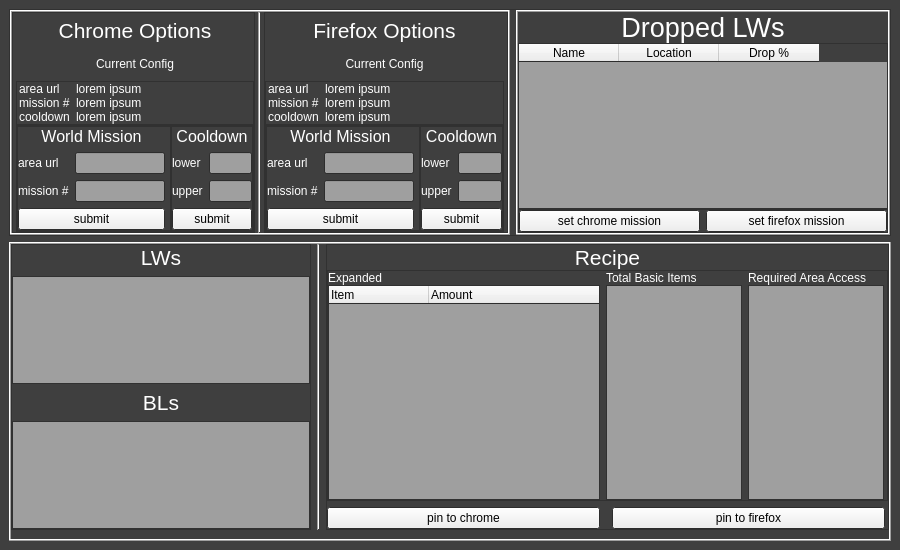
Qt form GUI/options.ui (rexosorous/ninjamanager-bot) before a commit.
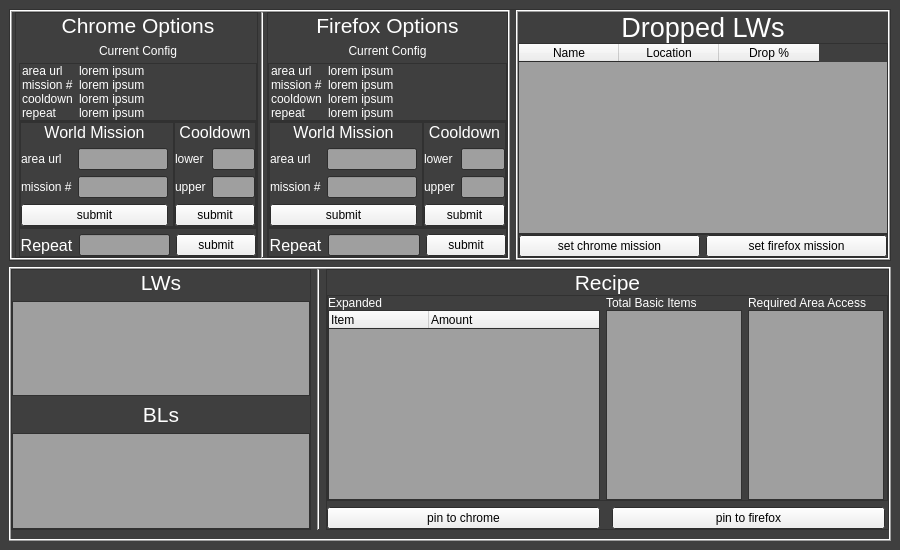
The same form after that commit. Icons and pictures are not drawn.

Commit message: added a repeat function

The edit to the form file:
```diff
--- a/GUI/options.ui
+++ b/GUI/options.ui
@@ -151,13 +151,13 @@
          <property name="minimumSize">
           <size>
            <width>500</width>
-           <height>225</height>
+           <height>250</height>
           </size>
          </property>
          <property name="maximumSize">
           <size>
            <width>250</width>
-           <height>225</height>
+           <height>250</height>
           </size>
          </property>
          <property name="frameShape">
@@ -171,7 +171,7 @@
            <number>3</number>
           </property>
           <property name="leftMargin">
-           <number>0</number>
+           <number>3</number>
           </property>
           <property name="topMargin">
            <number>0</number>
@@ -306,6 +306,20 @@
                   </property>
                  </widget>
                 </item>
+                <item row="6" column="0">
+                 <widget class="QLabel" name="label_11">
+                  <property name="text">
+                   <string>repeat</string>
+                  </property>
+                 </widget>
+                </item>
+                <item row="6" column="1">
+                 <widget class="QLabel" name="chrome_repeat_label">
+                  <property name="text">
+                   <string>lorem ipsum</string>
+                  </property>
+                 </widget>
+                </item>
                </layout>
               </widget>
              </item>
@@ -477,6 +491,55 @@
                </layout>
               </widget>
              </item>
+             <item>
+              <widget class="QFrame" name="frame_20">
+               <property name="frameShape">
+                <enum>QFrame::StyledPanel</enum>
+               </property>
+               <property name="frameShadow">
+                <enum>QFrame::Raised</enum>
+               </property>
+               <layout class="QHBoxLayout" name="horizontalLayout_8">
+                <property name="leftMargin">
+                 <number>0</number>
+                </property>
+                <property name="topMargin">
+                 <number>5</number>
+                </property>
+                <property name="rightMargin">
+                 <number>0</number>
+                </property>
+                <property name="bottomMargin">
+                 <number>0</number>
+                </property>
+                <item>
+                 <widget class="QLabel" name="label_34">
+                  <property name="font">
+                   <font>
+                    <pointsize>12</pointsize>
+                   </font>
+                  </property>
+                  <property name="text">
+                   <string>Repeat</string>
+                  </property>
+                  <property name="alignment">
+                   <set>Qt::AlignCenter</set>
+                  </property>
+                 </widget>
+                </item>
+                <item>
+                 <widget class="QLineEdit" name="chrome_repeat"/>
+                </item>
+                <item>
+                 <widget class="QPushButton" name="chrome_repeat_submit">
+                  <property name="text">
+                   <string>submit</string>
+                  </property>
+                 </widget>
+                </item>
+               </layout>
+              </widget>
+             </item>
             </layout>
            </widget>
           </item>
@@ -506,7 +569,7 @@
               <number>0</number>
              </property>
              <property name="rightMargin">
-              <number>3</number>
+              <number>0</number>
              </property>
              <property name="bottomMargin">
               <number>0</number>
@@ -611,6 +674,20 @@
                   </property>
                  </widget>
                 </item>
+                <item row="5" column="0">
+                 <widget class="QLabel" name="label_17">
+                  <property name="text">
+                   <string>repeat</string>
+                  </property>
+                 </widget>
+                </item>
+                <item row="5" column="1">
+                 <widget class="QLabel" name="firefox_repeat_label">
+                  <property name="text">
+                   <string>lorem ipsum</string>
+                  </property>
+                 </widget>
+                </item>
                </layout>
               </widget>
              </item>
@@ -779,6 +856,55 @@
                </layout>
               </widget>
              </item>
+             <item>
+              <widget class="QFrame" name="frame_21">
+               <property name="frameShape">
+                <enum>QFrame::StyledPanel</enum>
+               </property>
+               <property name="frameShadow">
+                <enum>QFrame::Raised</enum>
+               </property>
+               <layout class="QHBoxLayout" name="horizontalLayout_9">
+                <property name="leftMargin">
+                 <number>0</number>
+                </property>
+                <property name="topMargin">
+                 <number>5</number>
+                </property>
+                <property name="rightMargin">
+                 <number>0</number>
+                </property>
+                <property name="bottomMargin">
+                 <number>0</number>
+                </property>
+                <item>
+                 <widget class="QLabel" name="label_35">
+                  <property name="font">
+                   <font>
+                    <pointsize>12</pointsize>
+                   </font>
+                  </property>
+                  <property name="text">
+                   <string>Repeat</string>
+                  </property>
+                  <property name="alignment">
+                   <set>Qt::AlignCenter</set>
+                  </property>
+                 </widget>
+                </item>
+                <item>
+                 <widget class="QLineEdit" name="firefox_repeat"/>
+                </item>
+                <item>
+                 <widget class="QPushButton" name="firefox_repeat_submit">
+                  <property name="text">
+                   <string>submit</string>
+                  </property>
+                 </widget>
+                </item>
+               </layout>
+              </widget>
+             </item>
             </layout>
            </widget>
           </item>
@@ -796,13 +922,13 @@
          <property name="minimumSize">
           <size>
            <width>0</width>
-           <height>225</height>
+           <height>250</height>
           </size>
          </property>
          <property name="maximumSize">
           <size>
            <width>16777215</width>
-           <height>225</height>
+           <height>250</height>
           </size>
          </property>
          <property name="frameShape">
```
The commit also changes 7 other files.
